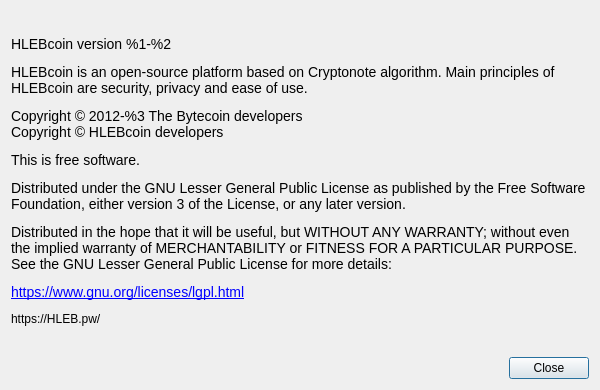
This is src/Gui/Common/AboutDialog.ui in hornie/hlebcoinCN1-wallet as Qt 5 draws it before an edit. The edited form follows.
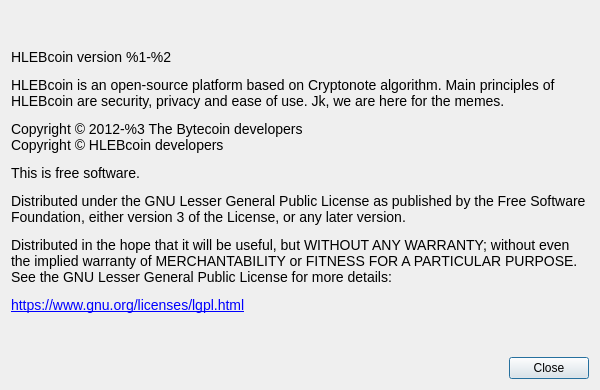
This is the edited form. Custom widgets are drawn as their Qt base class.

```diff
--- a/src/Gui/Common/AboutDialog.ui
+++ b/src/Gui/Common/AboutDialog.ui
@@ -41,7 +41,7 @@
       </sizepolicy>
      </property>
      <property name="text">
-      <string>&lt;html&gt;&lt;head/&gt;&lt;body&gt;&lt;p&gt;&lt;span style=&quot; font-family:'Open Sans'; font-size:14px;&quot;&gt;HLEBcoin version %1-%2&lt;/span&gt;&lt;/p&gt;&lt;p&gt;&lt;span style=&quot; font-family:'Open Sans'; font-size:14px;&quot;&gt;HLEBcoin is an open-source platform based on Cryptonote algorithm. Main principles of HLEBcoin are security, privacy and ease of use.&lt;/span&gt;&lt;/p&gt;&lt;p&gt;&lt;span style=&quot; font-family:'Open Sans'; font-size:14px;&quot;&gt;Copyright © 2012-%3 The Bytecoin developers&lt;br&gt;Copyright © HLEBcoin developers&lt;/span&gt;&lt;/p&gt;&lt;p&gt;&lt;span style=&quot; font-family:'Open Sans'; font-size:14px;&quot;&gt;This is free software.&lt;/span&gt;&lt;/p&gt;&lt;p&gt;&lt;span style=&quot; font-family:'Open Sans'; font-size:14px;&quot;&gt;Distributed under the GNU Lesser General Public License as published by the Free Software Foundation, either version 3 of the License, or any later version.&lt;/span&gt;&lt;/p&gt;&lt;p&gt;&lt;span style=&quot; font-family:'Open Sans'; font-size:14px;&quot;&gt;Distributed in the hope that it will be useful, but WITHOUT ANY WARRANTY; without even the implied warranty of MERCHANTABILITY or FITNESS FOR A PARTICULAR PURPOSE. See the GNU Lesser General Public License for more details:&lt;/span&gt;&lt;/p&gt;&lt;p&gt;&lt;a href=&quot;https://www.gnu.org/licenses/lgpl.html&quot;&gt;&lt;span style=&quot; font-family:'Open Sans'; font-size:14px; text-decoration: underline; color:#0000ff;&quot;&gt;https://www.gnu.org/licenses/lgpl.html&lt;/span&gt;&lt;/a&gt;&lt;/p&gt;&lt;p&gt;&lt;a href=&quot; style=&quot; font-family:'Open Sans'; font-size:14px; text-decoration: underline; color:#0000ff;&quot;&gt;https://HLEB.pw/&lt;/span&gt;&lt;/a&gt;&lt;/p&gt;&lt;/body&gt;&lt;/html&gt;</string>
+      <string>&lt;html&gt;&lt;head/&gt;&lt;body&gt;&lt;p&gt;&lt;span style=&quot; font-family:'Open Sans'; font-size:14px;&quot;&gt;HLEBcoin version %1-%2&lt;/span&gt;&lt;/p&gt;&lt;p&gt;&lt;span style=&quot; font-family:'Open Sans'; font-size:14px;&quot;&gt;HLEBcoin is an open-source platform based on Cryptonote algorithm. Main principles of HLEBcoin are security, privacy and ease of use. Jk, we are here for the memes.&lt;/span&gt;&lt;/p&gt;&lt;p&gt;&lt;span style=&quot; font-family:'Open Sans'; font-size:14px;&quot;&gt;Copyright © 2012-%3 The Bytecoin developers&lt;br/&gt;Copyright © HLEBcoin developers&lt;/span&gt;&lt;/p&gt;&lt;p&gt;&lt;span style=&quot; font-family:'Open Sans'; font-size:14px;&quot;&gt;This is free software.&lt;/span&gt;&lt;/p&gt;&lt;p&gt;&lt;span style=&quot; font-family:'Open Sans'; font-size:14px;&quot;&gt;Distributed under the GNU Lesser General Public License as published by the Free Software Foundation, either version 3 of the License, or any later version.&lt;/span&gt;&lt;/p&gt;&lt;p&gt;&lt;span style=&quot; font-family:'Open Sans'; font-size:14px;&quot;&gt;Distributed in the hope that it will be useful, but WITHOUT ANY WARRANTY; without even the implied warranty of MERCHANTABILITY or FITNESS FOR A PARTICULAR PURPOSE. See the GNU Lesser General Public License for more details:&lt;/span&gt;&lt;/p&gt;&lt;p&gt;&lt;a href=&quot;https://www.gnu.org/licenses/lgpl.html&quot;&gt;&lt;span style=&quot; font-family:'Open Sans'; font-size:14px; text-decoration: underline; color:#0000ff;&quot;&gt;https://www.gnu.org/licenses/lgpl.html&lt;/span&gt;&lt;/a&gt;&lt;/p&gt;&lt;/body&gt;&lt;/html&gt;</string>
      </property>
      <property name="textFormat">
       <enum>Qt::RichText</enum>
```
